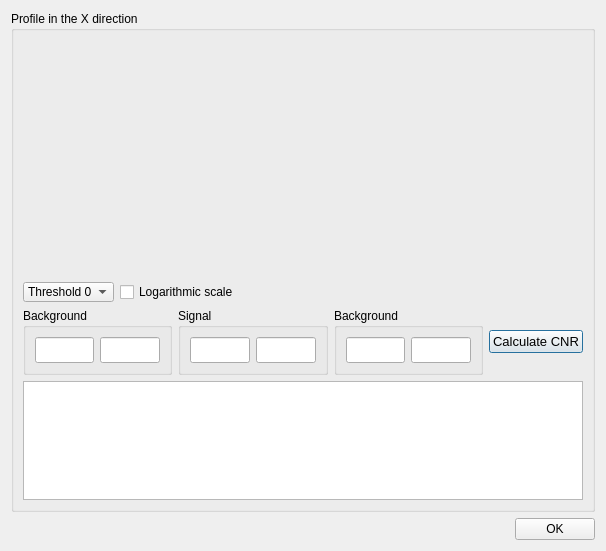
navrit/dexter, file SpidrMpx3Eq/profiledialog.ui: the form before one commit.
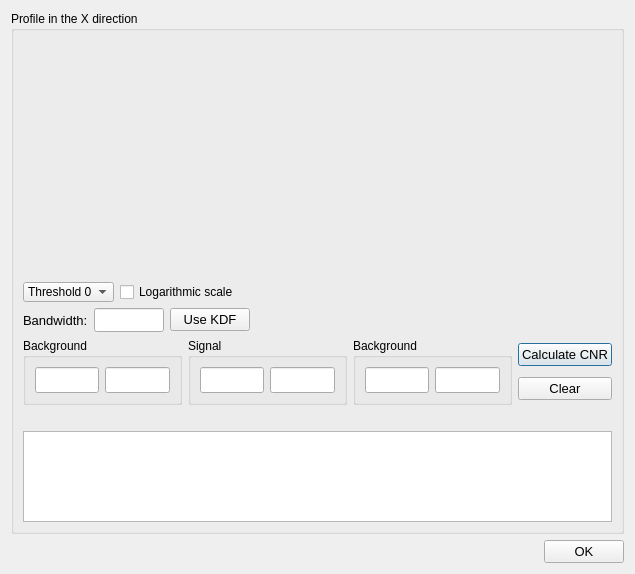
The form after the commit. Custom widgets are drawn as their Qt base class.

Commit message: Working on the kernel density function and some improvements on the profiledialog.

Diff of the .ui file:
```diff
--- a/SpidrMpx3Eq/profiledialog.ui
+++ b/SpidrMpx3Eq/profiledialog.ui
@@ -6,8 +6,8 @@
    <rect>
     <x>0</x>
     <y>0</y>
-    <width>606</width>
-    <height>551</height>
+    <width>635</width>
+    <height>574</height>
    </rect>
   </property>
   <property name="windowTitle">
@@ -15,15 +15,13 @@
   </property>
   <layout class="QVBoxLayout" name="verticalLayout_6">
    <item>
-    <layout class="QHBoxLayout" name="horizontalLayout">
+    <layout class="QVBoxLayout" name="verticalLayout_2">
      <item>
       <widget class="QGroupBox" name="groupBox">
        <property name="title">
         <string>Profile in the X direction</string>
        </property>
-       <layout class="QVBoxLayout" name="verticalLayout_2">
-        <item>
-         <layout class="QVBoxLayout" name="verticalLayout">
+       <layout class="QVBoxLayout" name="verticalLayout_7">
           <item>
            <widget class="QCustomPlot" name="profilePlot" native="true">
             <property name="sizePolicy">
@@ -106,6 +104,62 @@
           <item>
            <layout class="QHBoxLayout" name="horizontalLayout_4"/>
           </item>
+        <item>
+         <layout class="QHBoxLayout" name="horizontalLayout">
+          <item>
+           <widget class="QLabel" name="label">
+            <property name="font">
+             <font>
+              <pointsize>10</pointsize>
+             </font>
+            </property>
+            <property name="text">
+             <string>Bandwidth:</string>
+            </property>
+           </widget>
+          </item>
+          <item>
+           <widget class="QLineEdit" name="bandwidth_edit">
+            <property name="maximumSize">
+             <size>
+              <width>70</width>
+              <height>24</height>
+             </size>
+            </property>
+            <property name="font">
+             <font>
+              <pointsize>11</pointsize>
+             </font>
+            </property>
+           </widget>
+          </item>
+          <item>
+           <widget class="QPushButton" name="KDFbutton">
+            <property name="font">
+             <font>
+              <pointsize>10</pointsize>
+             </font>
+            </property>
+            <property name="text">
+             <string>Use KDF</string>
+            </property>
+           </widget>
+          </item>
+          <item>
+           <spacer name="horizontalSpacer_3">
+            <property name="orientation">
+             <enum>Qt::Horizontal</enum>
+            </property>
+            <property name="sizeHint" stdset="0">
+             <size>
+              <width>40</width>
+              <height>20</height>
+             </size>
+            </property>
+           </spacer>
+          </item>
+         </layout>
+        </item>
           <item>
            <layout class="QHBoxLayout" name="horizontalLayout_2">
             <item>
@@ -206,7 +260,9 @@
              </layout>
             </item>
             <item>
-             <widget class="QPushButton" name="pushButton">
+           <layout class="QVBoxLayout" name="verticalLayout">
+            <item>
+             <widget class="QPushButton" name="CNRbutton">
               <property name="font">
                <font>
                 <pointsize>10</pointsize>
@@ -221,19 +277,33 @@
              </widget>
             </item>
             <item>
+             <widget class="QPushButton" name="clearbutton">
+              <property name="font">
+               <font>
+                <pointsize>10</pointsize>
+               </font>
+              </property>
+              <property name="text">
+               <string>Clear</string>
+              </property>
+             </widget>
+            </item>
+           </layout>
+          </item>
+         </layout>
+        </item>
+        <item>
              <spacer name="horizontalSpacer">
               <property name="orientation">
                <enum>Qt::Horizontal</enum>
               </property>
               <property name="sizeHint" stdset="0">
                <size>
-                <width>40</width>
+            <width>592</width>
                 <height>20</height>
                </size>
               </property>
              </spacer>
-            </item>
-           </layout>
           </item>
           <item>
            <widget class="QTextBrowser" name="textBrowser">
@@ -246,8 +316,9 @@
            </widget>
           </item>
          </layout>
-        </item>
-       </layout>
+       <zorder>textBrowser</zorder>
+       <zorder>profilePlot</zorder>
+       <zorder></zorder>
        <zorder></zorder>
       </widget>
      </item>
@@ -255,6 +326,11 @@
    </item>
    <item>
     <widget class="QDialogButtonBox" name="buttonBox">
+     <property name="font">
+      <font>
+       <pointsize>10</pointsize>
+      </font>
+     </property>
      <property name="orientation">
       <enum>Qt::Horizontal</enum>
      </property>
```
Left out of the diff: 12 changed lines with no effect on the pictures. Lines whose indentation alone changed are shown as unchanged. The commit also changes 4 other files.
